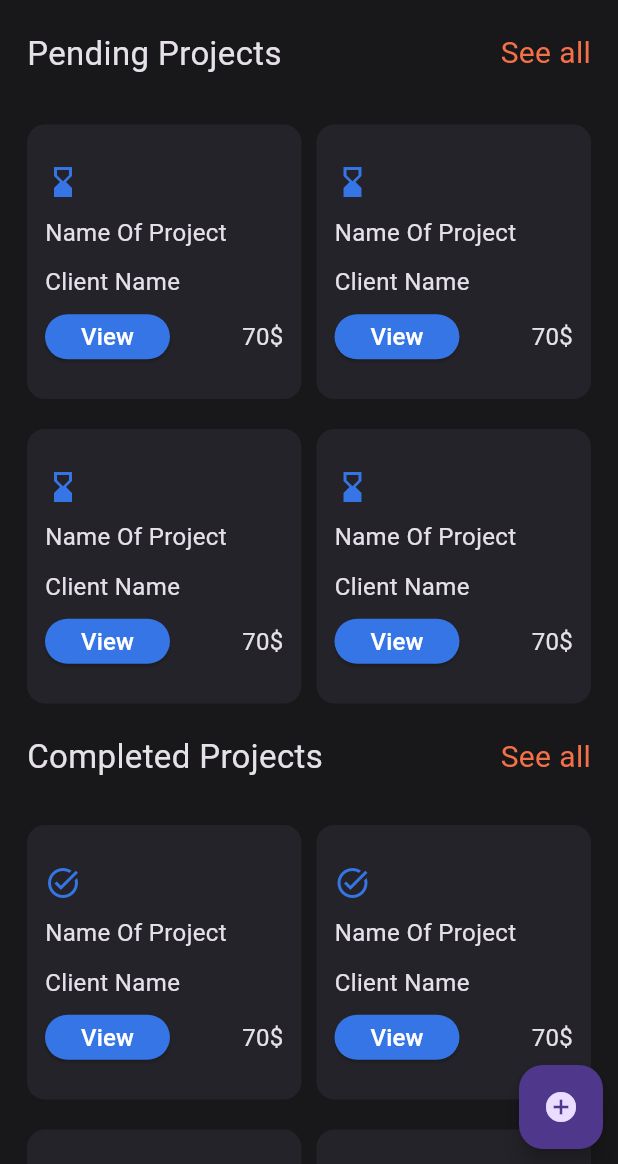
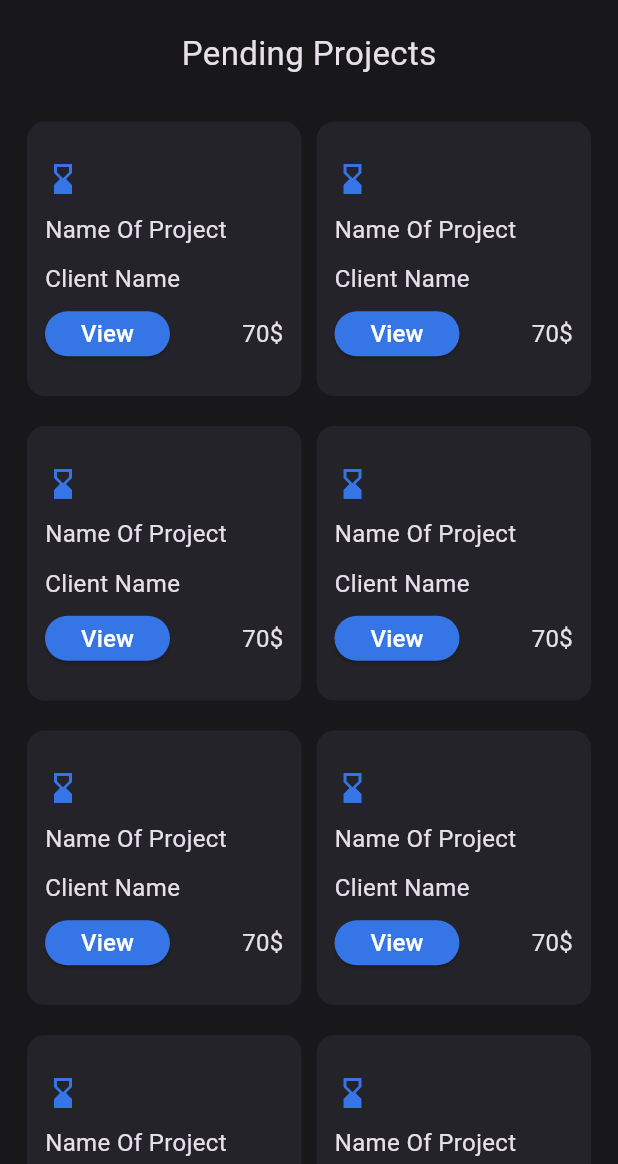
Before and after one commit to gelkomyy/pricer, a Flutter app: the screen it shows after launch, after a tap on "See all", on a phone screen of 412 x 824 dp, the part 72-1236 px from its top. Run offline on Flutter 3.47's test engine with Material 3 defaults, Android fonts, the phone set to English and light mode, and no system bars.

Commit message:
Add Pending View

```diff
--- a/lib/Features/home/presentation/views/widgets/done_row.dart
+++ b/lib/Features/home/presentation/views/widgets/done_row.dart
@@ -1,5 +1,6 @@
 import 'package:flutter/material.dart';
 import 'package:pricer/Features/completed_projects/presentation/views/completed_projects_view.dart';
+import 'package:pricer/core/utils/check_screen_view.dart';
 
 class DoneRow extends StatelessWidget {
   const DoneRow({
@@ -9,10 +10,9 @@ class DoneRow extends StatelessWidget {
   @override
   Widget build(BuildContext context) {
     return Row(
-      mainAxisAlignment:
-          ModalRoute.of(context)?.settings.name == CompletedProjectsView.id
-              ? MainAxisAlignment.center
-              : MainAxisAlignment.spaceBetween,
+      mainAxisAlignment: isCompletedView(context)
+          ? MainAxisAlignment.center
+          : MainAxisAlignment.spaceBetween,
       children: [
         const Text(
           'Completed Projects',
@@ -20,7 +20,7 @@ class DoneRow extends StatelessWidget {
             fontSize: 22,
           ),
         ),
-        ModalRoute.of(context)?.settings.name == CompletedProjectsView.id
+        isCompletedView(context)
             ? const SizedBox()
             : InkWell(
                 onTap: () {
--- a/lib/Features/home/presentation/views/widgets/pending_row.dart
+++ b/lib/Features/home/presentation/views/widgets/pending_row.dart
@@ -1,4 +1,6 @@
 import 'package:flutter/material.dart';
+import 'package:pricer/Features/pending_projects/presentation/views/pending_projects_view.dart';
+import 'package:pricer/core/utils/check_screen_view.dart';
 
 class PendingRow extends StatelessWidget {
   const PendingRow({
@@ -8,7 +10,9 @@ class PendingRow extends StatelessWidget {
   @override
   Widget build(BuildContext context) {
     return Row(
-      mainAxisAlignment: MainAxisAlignment.spaceBetween,
+      mainAxisAlignment: isPendingView(context)
+          ? MainAxisAlignment.center
+          : MainAxisAlignment.spaceBetween,
       children: [
         const Text(
           'Pending Projects',
@@ -16,8 +20,12 @@ class PendingRow extends StatelessWidget {
             fontSize: 22,
           ),
         ),
-        InkWell(
-          onTap: () {},
+        isPendingView(context)
+            ? const SizedBox()
+            : InkWell(
+                onTap: () {
+                  Navigator.pushNamed(context, PendingProjectsView.id);
+                },
                 child: const Text(
                   'See all',
                   style: TextStyle(
--- a/lib/Features/home/presentation/views/widgets/project_grid_done.dart
+++ b/lib/Features/home/presentation/views/widgets/project_grid_done.dart
@@ -1,6 +1,6 @@
 import 'package:flutter/material.dart';
-import 'package:pricer/Features/completed_projects/presentation/views/completed_projects_view.dart';
 import 'package:pricer/Features/home/presentation/views/widgets/project_item.dart';
+import 'package:pricer/core/utils/check_screen_view.dart';
 
 class ProjectsGridDone extends StatelessWidget {
   const ProjectsGridDone({super.key});
@@ -8,10 +8,7 @@ class ProjectsGridDone extends StatelessWidget {
   @override
   Widget build(BuildContext context) {
     return SliverGrid.builder(
-        itemCount:
-            ModalRoute.of(context)?.settings.name == CompletedProjectsView.id
-                ? 10
-                : 4,
+        itemCount: isCompletedView(context) ? 10 : 4,
         gridDelegate: const SliverGridDelegateWithFixedCrossAxisCount(
             crossAxisCount: 2, mainAxisSpacing: 20, crossAxisSpacing: 10),
         itemBuilder: ((context, index) {
--- a/lib/Features/home/presentation/views/widgets/project_grid_pending.dart
+++ b/lib/Features/home/presentation/views/widgets/project_grid_pending.dart
@@ -1,5 +1,6 @@
 import 'package:flutter/material.dart';
 import 'package:pricer/Features/home/presentation/views/widgets/project_item.dart';
+import 'package:pricer/core/utils/check_screen_view.dart';
 
 class ProjectsGridPending extends StatelessWidget {
   const ProjectsGridPending({super.key});
@@ -7,7 +8,7 @@ class ProjectsGridPending extends StatelessWidget {
   @override
   Widget build(BuildContext context) {
     return SliverGrid.builder(
-        itemCount: 4,
+        itemCount: isPendingView(context) ? 10 : 4,
         gridDelegate: const SliverGridDelegateWithFixedCrossAxisCount(
             crossAxisCount: 2, mainAxisSpacing: 20, crossAxisSpacing: 10),
         itemBuilder: ((context, index) {
--- /dev/null
+++ b/lib/Features/pending_projects/presentation/views/pending_projects_view.dart
@@ -0,0 +1,13 @@
+import 'package:flutter/material.dart';
+import 'package:pricer/Features/pending_projects/presentation/views/widgets/pending_projects_view_body.dart';
+
+class PendingProjectsView extends StatelessWidget {
+  const PendingProjectsView({super.key});
+  static String id = 'PendingProjectsView';
+  @override
+  Widget build(BuildContext context) {
+    return const Scaffold(
+      body: SafeArea(child: PendingProjectsViewBody()),
+    );
+  }
+}
--- /dev/null
+++ b/lib/Features/pending_projects/presentation/views/widgets/custom_pending_projects_scroll_view.dart
@@ -0,0 +1,35 @@
+import 'package:flutter/material.dart';
+import 'package:pricer/Features/home/presentation/views/widgets/custom_search_box.dart';
+import 'package:pricer/Features/home/presentation/views/widgets/pending_row.dart';
+import 'package:pricer/Features/home/presentation/views/widgets/project_grid_pending.dart';
+
+class CustomPendingProjectsScrollView extends StatelessWidget {
+  const CustomPendingProjectsScrollView({
+    super.key,
+  });
+
+  @override
+  Widget build(BuildContext context) {
+    return const CustomScrollView(
+      slivers: [
+        SliverToBoxAdapter(
+          child: CustomSearchBox(),
+        ),
+        SliverToBoxAdapter(
+          child: SizedBox(
+            height: 20,
+          ),
+        ),
+        SliverToBoxAdapter(
+          child: PendingRow(),
+        ),
+        SliverToBoxAdapter(
+          child: SizedBox(
+            height: 30,
+          ),
+        ),
+        ProjectsGridPending(),
+      ],
+    );
+  }
+}
--- /dev/null
+++ b/lib/Features/pending_projects/presentation/views/widgets/pending_projects_view_body.dart
@@ -0,0 +1,14 @@
+import 'package:flutter/material.dart';
+import 'package:pricer/Features/pending_projects/presentation/views/widgets/custom_pending_projects_scroll_view.dart';
+
+class PendingProjectsViewBody extends StatelessWidget {
+  const PendingProjectsViewBody({super.key});
+
+  @override
+  Widget build(BuildContext context) {
+    return const Padding(
+      padding: EdgeInsets.symmetric(horizontal: 18),
+      child: CustomPendingProjectsScrollView(),
+    );
+  }
+}
--- /dev/null
+++ b/lib/core/utils/check_screen_view.dart
@@ -0,0 +1,15 @@
+import 'package:flutter/material.dart';
+import 'package:pricer/Features/completed_projects/presentation/views/completed_projects_view.dart';
+import 'package:pricer/Features/pending_projects/presentation/views/pending_projects_view.dart';
+
+bool isHomeView(BuildContext context) {
+  return ModalRoute.of(context)?.settings.name == '/home';
+}
+
+bool isCompletedView(BuildContext context) {
+  return ModalRoute.of(context)?.settings.name == CompletedProjectsView.id;
+}
+
+bool isPendingView(BuildContext context) {
+  return ModalRoute.of(context)?.settings.name == PendingProjectsView.id;
+}
--- a/lib/main.dart
+++ b/lib/main.dart
@@ -1,6 +1,7 @@
 import 'package:flutter/material.dart';
 import 'package:pricer/Features/completed_projects/presentation/views/completed_projects_view.dart';
 import 'package:pricer/Features/home/presentation/views/home_view.dart';
+import 'package:pricer/Features/pending_projects/presentation/views/pending_projects_view.dart';
 
 void main() {
   runApp(const PricerApp());
@@ -12,8 +13,11 @@ class PricerApp extends StatelessWidget {
   @override
   Widget build(BuildContext context) {
     return MaterialApp(
+      initialRoute: '/home',
       routes: {
-        CompletedProjectsView.id: (context) => const CompletedProjectsView()
+        '/home': (context) => const HomeView(),
+        CompletedProjectsView.id: (context) => const CompletedProjectsView(),
+        PendingProjectsView.id: (context) => const PendingProjectsView(),
       },
       debugShowCheckedModeBanner: false,
       theme: ThemeData.dark()
```
Also changed, not shown: lib/Features/pending_projects/data/repos/home_repo.dart (added, +9 -0 lines), lib/Features/pending_projects/data/repos/home_repo_impl.dart (added, +47 -0 lines). Lines whose indentation alone changed are shown as unchanged.
